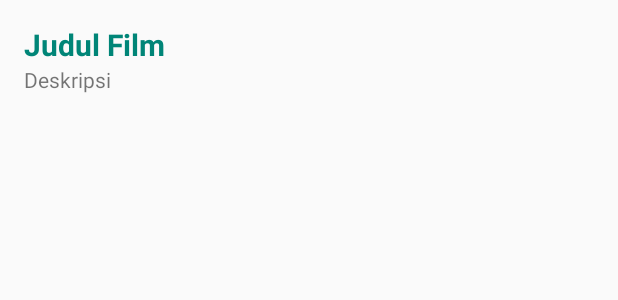
After one commit to riomukhtarom/weather, an Android app: the layout item_movie.xml on its own in the app's theme, with its tools: preview values and no code run, on a phone screen of 412 x 824 dp. The commit adds this screen. Shown: the top 300 px of the screen. Run offline under Robolectric (Android 15) with nearby library versions, the phone set to English and light mode, and no system bars.

Commit message:
Change to Popular Movie

```diff
--- a/app/src/main/AndroidManifest.xml
+++ b/app/src/main/AndroidManifest.xml
@@ -1,6 +1,8 @@
 <?xml version="1.0" encoding="utf-8"?>
 <manifest xmlns:android="http://schemas.android.com/apk/res/android"
-    package="com.rio.weather">
+    package="com.rio.popularmovie">
+
+    <uses-permission android:name="android.permission.INTERNET"/>
 
     <application
         android:allowBackup="true"
@@ -9,7 +11,7 @@
         android:roundIcon="@mipmap/ic_launcher_round"
         android:supportsRtl="true"
         android:theme="@style/AppTheme">
-        <activity android:name=".MainActivity">
+        <activity android:name="com.rio.popularmovie.MainActivity">
             <intent-filter>
                 <action android:name="android.intent.action.MAIN" />
 
--- /dev/null
+++ b/app/src/main/java/com/rio/popularmovie/PopularMovieCallback.kt
@@ -0,0 +1,6 @@
+package com.rio.popularmovie
+
+interface PopularMovieCallback {
+    fun onFailure(errorMessage: String)
+    fun onSuccess(response: MoviesResponse)
+}
--- /dev/null
+++ b/app/src/main/res/layout/item_movie.xml
@@ -0,0 +1,28 @@
+<?xml version="1.0" encoding="utf-8"?>
+<LinearLayout
+    xmlns:android="http://schemas.android.com/apk/res/android"
+    android:orientation="vertical"
+    android:layout_width="match_parent"
+    android:layout_height="wrap_content">
+
+    <TextView
+        android:id="@+id/text_title"
+        android:layout_width="wrap_content"
+        android:layout_height="wrap_content"
+        android:paddingLeft="16dp"
+        android:paddingTop="16dp"
+        android:paddingRight="16dp"
+        android:textSize="20sp"
+        android:textStyle="bold"
+        android:textColor="@color/colorPrimary"
+        android:text="@string/name" />
+    <TextView
+        android:id="@+id/text_desc"
+        android:layout_width="wrap_content"
+        android:layout_height="wrap_content"
+        android:paddingLeft="16dp"
+        android:paddingRight="16dp"
+        android:paddingBottom="16dp"
+        android:text="@string/description" />
+
+</LinearLayout>
--- a/app/src/main/res/values/strings.xml
+++ b/app/src/main/res/values/strings.xml
@@ -1,8 +1,8 @@
 <resources>
-    <string name="app_name">Weather</string>
+    <string name="app_name">Popular Movie</string>
     <string name="description">Deskripsi</string>
     <string name="temperature">Temperatur</string>
-    <string name="name">Nama Kota</string>
+    <string name="name">Judul Film</string>
     <string name="insert_city">Masukkan id kota misal Jakarta = 1642911</string>
     <string name="search">Cari</string>
     <string name="id_jakarta_bandung_semarang">1642911,1650357,1627896</string>
```
Also changed, not shown: app/build.gradle (+13 -1 lines), app/src/main/java/com/rio/popularmovie/Api.kt (added, +10 -0 lines), app/src/main/java/com/rio/popularmovie/MainActivity.kt (added, +50 -0 lines), app/src/main/java/com/rio/popularmovie/MainViewModel.kt (added, +33 -0 lines), app/src/main/java/com/rio/popularmovie/Movie.kt (added, +7 -0 lines), app/src/main/java/com/rio/popularmovie/MovieAdapter.kt (added, +40 -0 lines), app/src/main/java/com/rio/popularmovie/MoviesResponse.kt (added, +8 -0 lines), app/src/main/java/com/rio/popularmovie/NetworkRepository.kt (added, +41 -0 lines), app/src/main/java/com/rio/weather/MainActivity.kt (deleted, +0 -14 lines), app/src/main/res/layout/activity_main.xml (+2 -23 lines), 5 other files.
